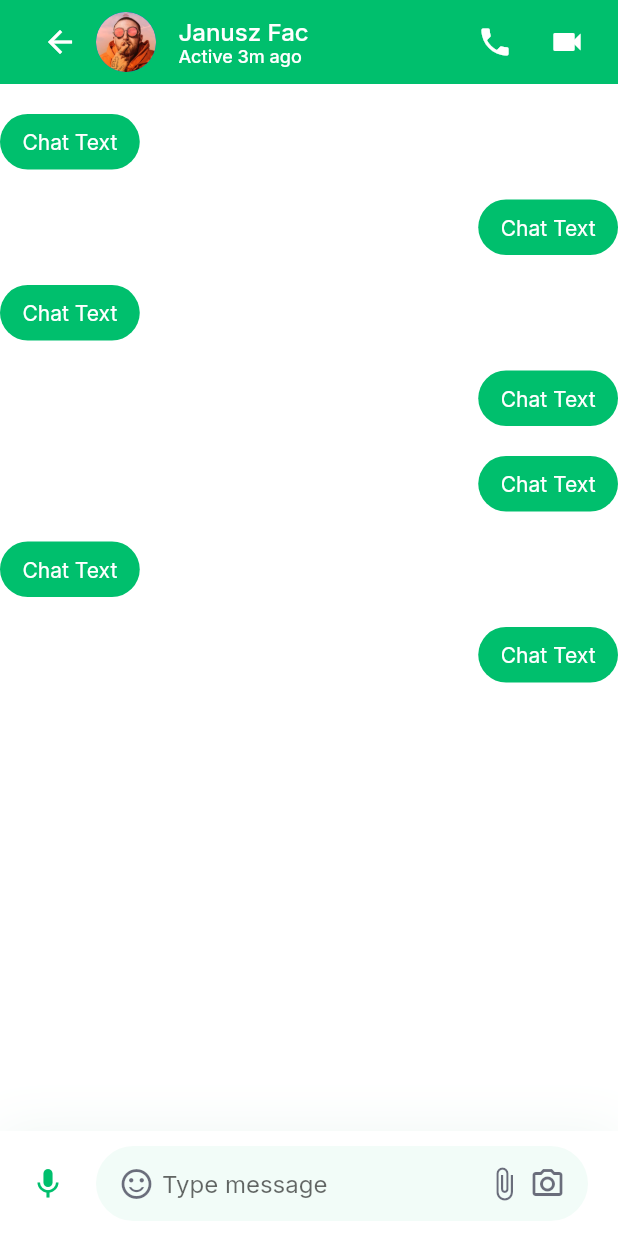
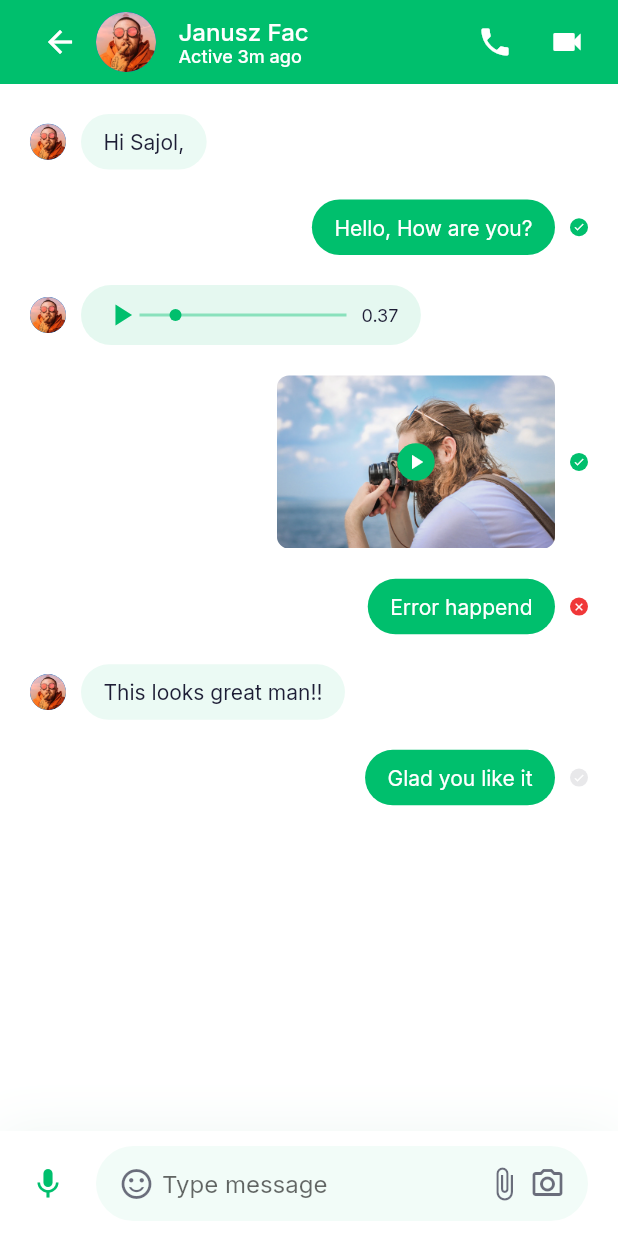
Before and after one commit to rebixpl/Chat-Messaging-App-Light-and-Dark-Theme-Starting-Project, a Flutter app: the MessagesScreen screen opened directly, on a phone screen of 412 x 824 dp. Run offline on Flutter 3.47's test engine with Material 2 defaults, Android fonts, the phone set to English and light mode, and no system bars; our stand-ins replace google_fonts.

Commit message:
final update

```diff
--- a/lib/screens/chats/components/body.dart
+++ b/lib/screens/chats/components/body.dart
@@ -35,6 +35,7 @@ class Body extends StatelessWidget {
         ),
         Expanded(
           child: ListView.builder(
+            physics: BouncingScrollPhysics(),
             itemCount: chatsData.length,
             itemBuilder: (context, index) => ChatCard(
               chat: chatsData[index],
--- /dev/null
+++ b/lib/screens/messages/components/audio_message.dart
@@ -0,0 +1,68 @@
+import 'package:chat/constants.dart';
+import 'package:chat/models/ChatMessage.dart';
+import 'package:flutter/material.dart';
+
+class AudioMessage extends StatelessWidget {
+  final ChatMessage message;
+
+  const AudioMessage({Key key, this.message}) : super(key: key);
+
+  @override
+  Widget build(BuildContext context) {
+    return Container(
+      width: MediaQuery.of(context).size.width * 0.55,
+      padding: EdgeInsets.symmetric(
+        horizontal: kDefaultPadding * 0.75,
+        vertical: kDefaultPadding / 2.5,
+      ),
+      decoration: BoxDecoration(
+        borderRadius: BorderRadius.circular(30.0),
+        color: kPrimaryColor.withOpacity(
+          message.isSender ? 1 : 0.1,
+        ),
+      ),
+      child: Row(
+        children: [
+          Icon(
+            Icons.play_arrow,
+            color: message.isSender ? Colors.white : kPrimaryColor,
+          ),
+          Expanded(
+            child: Stack(
+              alignment: Alignment.center,
+              clipBehavior: Clip.none,
+              children: [
+                Container(
+                  width: double.infinity,
+                  height: 2.0,
+                  color: message.isSender
+                      ? Colors.white
+                      : kPrimaryColor.withOpacity(0.4),
+                ),
+                Positioned(
+                  left: 20,
+                  child: Container(
+                    height: 8,
+                    width: 8,
+                    decoration: BoxDecoration(
+                      color: kPrimaryColor,
+                      shape: BoxShape.circle,
+                    ),
+                  ),
+                ),
+              ],
+            ),
+          ),
+          SizedBox(width: kDefaultPadding / 2),
+          Text(
+            "0.37",
+            style: TextStyle(
+              fontSize: 12.0,
+              color: message.isSender ? Colors.white : null,
+            ),
+          ),
+        ],
+      ),
+    );
+  }
+}
--- a/lib/screens/messages/components/bodyMessages.dart
+++ b/lib/screens/messages/components/bodyMessages.dart
@@ -1,6 +1,7 @@
 import 'package:chat/constants.dart';
 import 'package:chat/models/ChatMessage.dart';
 import 'package:chat/screens/messages/components/chat_input_field.dart';
+import 'package:chat/screens/messages/components/message.dart';
 import 'package:flutter/material.dart';
 
 class BodyMessages extends StatelessWidget {
@@ -10,10 +11,16 @@ class BodyMessages extends StatelessWidget {
       children: [
         //Spacer(),
         Expanded(
-          child: ListView.builder(
-            itemCount: demeChatMessages.length,
-            itemBuilder: (context, index) => Message(
-              message: demeChatMessages[index],
+          child: Padding(
+            padding: const EdgeInsets.symmetric(
+              horizontal: kDefaultPadding,
+            ),
+            child: ListView.builder(
+              physics: BouncingScrollPhysics(),
+              itemCount: demeChatMessages.length,
+              itemBuilder: (context, index) => Message(
+                message: demeChatMessages[index],
+              ),
             ),
           ),
         ),
@@ -22,39 +29,3 @@ class BodyMessages extends StatelessWidget {
     );
   }
 }
-
-class Message extends StatelessWidget {
-  const Message({
-    Key key,
-    @required this.message,
-  }) : super(key: key);
-
-  final ChatMessage message;
-
-  @override
-  Widget build(BuildContext context) {
-    return Row(
-      mainAxisAlignment:
-          message.isSender ? MainAxisAlignment.end : MainAxisAlignment.start,
-      children: [
-        Container(
-          margin: EdgeInsets.only(top: kDefaultPadding),
-          padding: EdgeInsets.symmetric(
-            horizontal: kDefaultPadding * 0.75,
-            vertical: kDefaultPadding / 2,
-          ),
-          decoration: BoxDecoration(
-            color: kPrimaryColor,
-            borderRadius: BorderRadius.circular(30.0),
-          ),
-          child: Text(
-            "Chat Text",
-            style: TextStyle(
-              color: Colors.white,
-            ),
-          ),
-        ),
-      ],
-    );
-  }
-}
--- /dev/null
+++ b/lib/screens/messages/components/message.dart
@@ -0,0 +1,99 @@
+import 'package:chat/constants.dart';
+import 'package:chat/models/ChatMessage.dart';
+import 'package:chat/screens/messages/components/audio_message.dart';
+import 'package:chat/screens/messages/components/text_message.dart';
+import 'package:chat/screens/messages/components/video_message.dart';
+import 'package:flutter/material.dart';
+
+class Message extends StatelessWidget {
+  const Message({
+    Key key,
+    @required this.message,
+  }) : super(key: key);
+
+  final ChatMessage message;
+
+  @override
+  Widget build(BuildContext context) {
+    Widget messageContaint(ChatMessage message) {
+      switch (message.messageType) {
+        case ChatMessageType.text:
+          return TextMessage(message: message);
+          break;
+        case ChatMessageType.audio:
+          return AudioMessage(message: message);
+          break;
+        case ChatMessageType.video:
+          return VideoMessage();
+          break;
+        default:
+          return SizedBox();
+          break;
+      }
+    }
+
+    return Padding(
+      padding: const EdgeInsets.only(top: kDefaultPadding),
+      child: Row(
+        mainAxisAlignment:
+            message.isSender ? MainAxisAlignment.end : MainAxisAlignment.start,
+        children: [
+          if (!message.isSender) ...[
+            CircleAvatar(
+              radius: 12,
+              backgroundImage: AssetImage("assets/images/user_2.png"),
+            ),
+            SizedBox(
+              width: kDefaultPadding / 2,
+            ),
+          ],
+          messageContaint(message),
+          if (message.isSender) ...[
+            MessageStatudDot(status: message.messageStatus),
+          ],
+        ],
+      ),
+    );
+  }
+}
+
+class MessageStatudDot extends StatelessWidget {
+  final MessageStatus status;
+
+  const MessageStatudDot({Key key, this.status}) : super(key: key);
+  @override
+  Widget build(BuildContext context) {
+    Color dotColor(MessageStatus status) {
+      switch (status) {
+        case MessageStatus.not_sent:
+          return kErrorColor;
+          break;
+        case MessageStatus.not_view:
+          return Theme.of(context).textTheme.bodyText1.color.withOpacity(0.1);
+          break;
+        case MessageStatus.viewed:
+          return kPrimaryColor;
+          break;
+        default:
+          return Colors.transparent;
+      }
+    }
+
+    return Padding(
+      padding: EdgeInsets.only(left: kDefaultPadding / 2),
+      child: Container(
+        height: 12.0,
+        width: 12.0,
+        decoration: BoxDecoration(
+          color: dotColor(status),
+          shape: BoxShape.circle,
+        ),
+        child: Icon(
+          status == MessageStatus.not_sent ? Icons.close : Icons.done,
+          size: 8.0,
+          color: Theme.of(context).scaffoldBackgroundColor,
+        ),
+      ),
+    );
+  }
+}
--- /dev/null
+++ b/lib/screens/messages/components/text_message.dart
@@ -0,0 +1,34 @@
+import 'package:chat/constants.dart';
+import 'package:chat/models/ChatMessage.dart';
+import 'package:flutter/material.dart';
+
+class TextMessage extends StatelessWidget {
+  const TextMessage({
+    Key key,
+    this.message,
+  }) : super(key: key);
+
+  final ChatMessage message;
+
+  @override
+  Widget build(BuildContext context) {
+    return Container(
+      padding: EdgeInsets.symmetric(
+        horizontal: kDefaultPadding * 0.75,
+        vertical: kDefaultPadding / 2,
+      ),
+      decoration: BoxDecoration(
+        color: kPrimaryColor.withOpacity(message.isSender ? 1 : 0.08),
+        borderRadius: BorderRadius.circular(30.0),
+      ),
+      child: Text(
+        message.text,
+        style: TextStyle(
+          color: message.isSender
+              ? Colors.white
+              : Theme.of(context).textTheme.bodyText1.color,
+        ),
+      ),
+    );
+  }
+}
--- /dev/null
+++ b/lib/screens/messages/components/video_message.dart
@@ -0,0 +1,36 @@
+import 'package:chat/constants.dart';
+import 'package:flutter/material.dart';
+
+class VideoMessage extends StatelessWidget {
+  @override
+  Widget build(BuildContext context) {
+    return SizedBox(
+      width: MediaQuery.of(context).size.width * 0.45,
+      child: AspectRatio(
+        aspectRatio: 1.6,
+        child: Stack(
+          alignment: Alignment.center,
+          children: [
+            ClipRRect(
+              borderRadius: BorderRadius.circular(8.0),
+              child: Image.asset("assets/images/Video Place Here.png"),
+            ),
+            Container(
+              height: 25.0,
+              width: 25.0,
+              decoration: BoxDecoration(
+                color: kPrimaryColor,
+                shape: BoxShape.circle,
+              ),
+              child: Icon(
+                Icons.play_arrow,
+                size: 16.0,
+                color: Colors.white,
+              ),
+            ),
+          ],
+        ),
+      ),
+    );
+  }
+}
```
